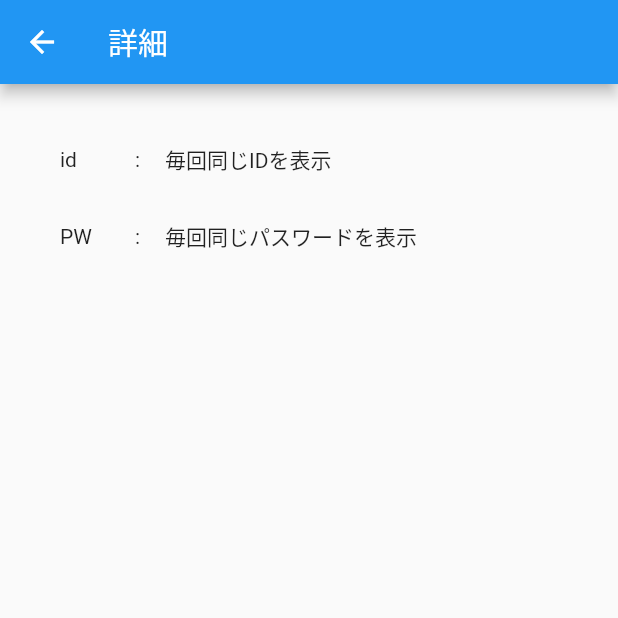
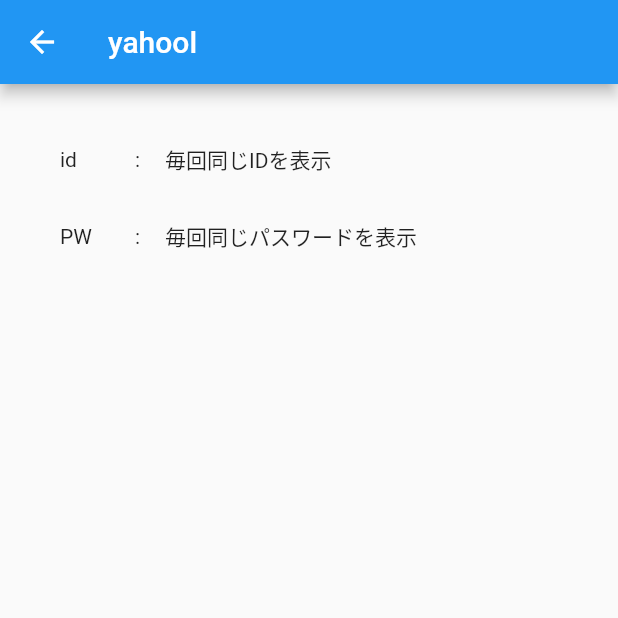
Before and after one commit to akira393/flutter-sample-app, a Flutter app: the screen it shows after launch, after a tap on "yahool", on a phone screen of 412 x 824 dp, the top half of it. Run offline on Flutter 3.47's test engine with Material 2 defaults, Android fonts, the phone set to English and light mode, and no system bars.

Commit message:
feat: 🎸 新しい画面にリストからデータを引き継ぐ

```diff
--- a/lib/main.dart
+++ b/lib/main.dart
@@ -51,7 +51,7 @@ class _MyHomePageState extends State<MyHomePage> {
             children: [
               ListTile(
                 onTap: (){
-                  Navigator.push(context, MaterialPageRoute(builder: (context)=>PassItem()));
+                  Navigator.push(context, MaterialPageRoute(builder: (context)=>PassItem(titleList[i])));
                 },
                 leading: Icon(Icons.vpn_key),
                 title: Text(titleList[i]),
@@ -74,5 +74,3 @@ class _MyHomePageState extends State<MyHomePage> {
     );
   }
 }
-
-//todo 新しい画面にリストからデータを引き継ぐ
--- a/lib/passItem.dart
+++ b/lib/passItem.dart
@@ -1,7 +1,9 @@
 import 'package:flutter/material.dart';
 
 class PassItem extends StatefulWidget {
-  const PassItem({Key? key}) : super(key: key);
+  final String title;
+  PassItem(this.title);
+  // const PassItem({Key? key}) : super(key: key);
 
   @override
   _PassItemState createState() => _PassItemState();
@@ -12,7 +14,7 @@ class _PassItemState extends State<PassItem> {
   Widget build(BuildContext context) {
     return Scaffold(
       appBar: AppBar(
-        title: Text("詳細"),
+        title: Text(widget.title),
       ),
       body: Padding(
           padding: const EdgeInsets.all(40),
```
